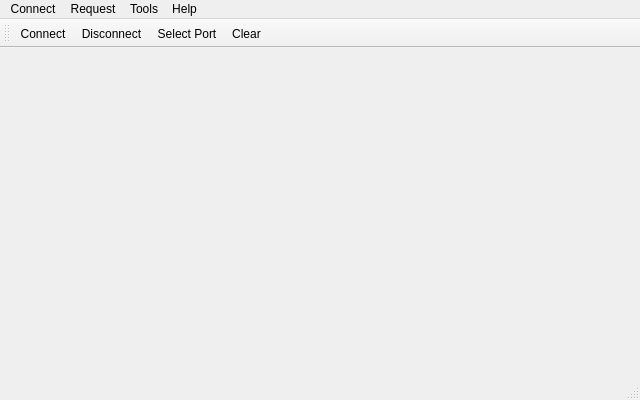
The window that SynchroTimeApp/mainwindow.ui (SergejBre/SynchroTime) describes before a commit, drawn with Qt 5.
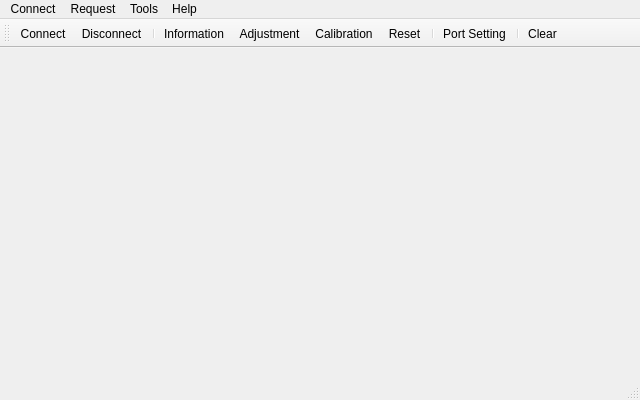
The same window after the commit. Icons and pictures are not drawn.

What changed in the file:
```diff
--- a/SynchroTimeApp/mainwindow.ui
+++ b/SynchroTimeApp/mainwindow.ui
@@ -85,13 +85,23 @@
    </attribute>
    <addaction name="actionConnect"/>
    <addaction name="actionDisconnect"/>
-   <addaction name="actionSelect_Port"/>
+   <addaction name="separator"/>
+   <addaction name="actionInformation"/>
+   <addaction name="actionAdjustment"/>
+   <addaction name="actionCalibration"/>
+   <addaction name="actionReset"/>
+   <addaction name="separator"/>
+   <addaction name="actionPort_Setting"/>
+   <addaction name="separator"/>
    <addaction name="actionClear"/>
   </widget>
   <widget class="QStatusBar" name="statusBar"/>
   <action name="actionConnect">
    <property name="text">
-    <string>Connect</string>
+    <string>C&amp;onnect</string>
+   </property>
+   <property name="toolTip">
+    <string>Connect to serial port</string>
    </property>
    <property name="shortcut">
     <string>Ctrl+O</string>
@@ -99,7 +109,10 @@
   </action>
   <action name="actionDisconnect">
    <property name="text">
-    <string>Disconnect</string>
+    <string>&amp;Disconnect</string>
+   </property>
+   <property name="toolTip">
+    <string>Disconnect from serial port</string>
    </property>
    <property name="shortcut">
     <string>Ctrl+D</string>
@@ -115,7 +128,10 @@
   </action>
   <action name="actionInformation">
    <property name="text">
-    <string>Information</string>
+    <string>&amp;Information</string>
+   </property>
+   <property name="toolTip">
+    <string>Read information from RTC</string>
    </property>
    <property name="shortcut">
     <string>Ctrl+I</string>
@@ -123,7 +139,10 @@
   </action>
   <action name="actionAdjustment">
    <property name="text">
-    <string>Adjustment</string>
+    <string>&amp;Adjustment</string>
+   </property>
+   <property name="toolTip">
+    <string>Adjust the time</string>
    </property>
    <property name="shortcut">
     <string>Ctrl+A</string>
@@ -131,7 +150,10 @@
   </action>
   <action name="actionCalibration">
    <property name="text">
-    <string>Calibration</string>
+    <string>&amp;Calibration</string>
+   </property>
+   <property name="toolTip">
+    <string>Calibrate the RTC</string>
    </property>
    <property name="shortcut">
     <string>Ctrl+C</string>
@@ -139,7 +161,10 @@
   </action>
   <action name="actionReset">
    <property name="text">
-    <string>Reset</string>
+    <string>&amp;Reset</string>
+   </property>
+   <property name="toolTip">
+    <string>Reset the RTC to the default setting</string>
    </property>
    <property name="shortcut">
     <string>Ctrl+R</string>
@@ -156,17 +181,15 @@
     <string>Ctrl+S</string>
    </property>
   </action>
-  <action name="actionSelect_Port">
-   <property name="text">
-    <string>Select Port</string>
-   </property>
-   <property name="shortcut">
-    <string>Ctrl+P</string>
-   </property>
-  </action>
   <action name="actionPort_Setting">
    <property name="text">
-    <string>Port Setting</string>
+    <string>&amp;Port Setting</string>
+   </property>
+   <property name="toolTip">
+    <string>Configure serial port</string>
+   </property>
+   <property name="shortcut">
+    <string>Ctrl+P</string>
    </property>
   </action>
   <action name="actionSettings">
@@ -181,7 +204,10 @@
   </action>
   <action name="actionClear">
    <property name="text">
-    <string>Clear</string>
+    <string>C&amp;lear</string>
+   </property>
+   <property name="toolTip">
+    <string>Clear data</string>
    </property>
    <property name="shortcut">
     <string>Ctrl+L</string>
```
Left out of the diff: 77 changed lines with no effect on the pictures.
